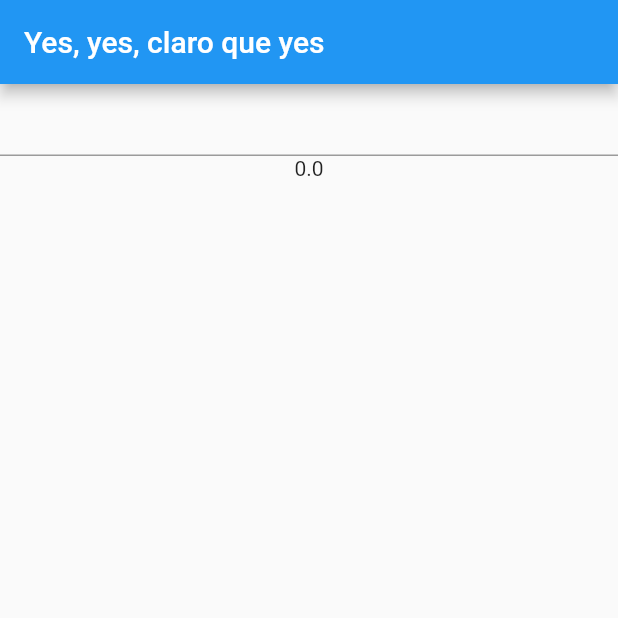
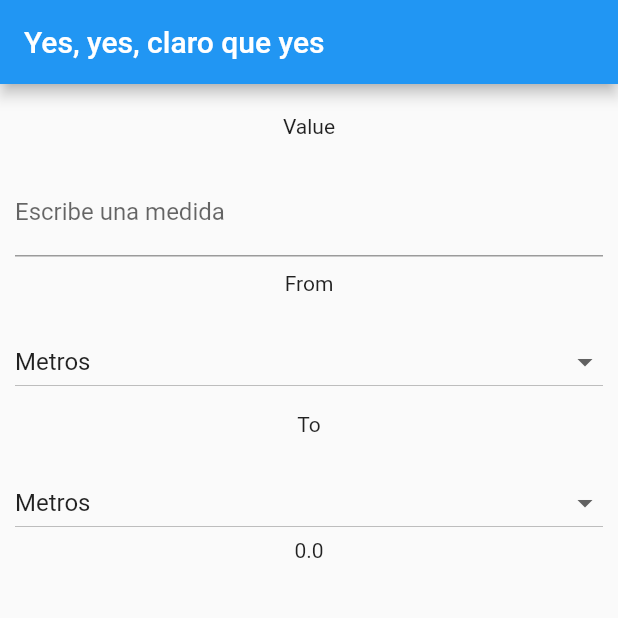
Before and after one commit to jjnorris31/flutter_converter_app, a Flutter app: the screen it shows after launch, on a phone screen of 412 x 824 dp, the top half of it. Run offline on Flutter 3.47's test engine with Material 2 defaults, Android fonts, the phone set to English and light mode, and no system bars.

Commit message:
feat: added main widgets to the main view

```diff
--- a/lib/main.dart
+++ b/lib/main.dart
@@ -12,9 +12,17 @@ class MyApp extends StatefulWidget {
 class MyAppState extends State<MyApp> {
 
   double _numberForm;
+  String _measureForm;
+  List<String> _measures = [
+    'Metros',
+    'Kilómetros',
+    'Millas',
+    'Gramos'
+  ];
 
   void initState() {
     _numberForm = 0;
+    _measureForm = 'Metros';
     super.initState();
   }
 
@@ -38,9 +46,20 @@ class MyAppState extends State<MyApp> {
             title: Text('Yes, yes, claro que yes'),
           ),
           body: Center(
-            child: Column(
+            child: Padding(
+              padding: EdgeInsets.all(10.0),
+              child:  Column(
                 children: [
+                  Center(
+                      child: Padding(
+                        padding: EdgeInsets.only(top: 10.0, bottom: 20.0),
+                        child: Text('Value'),
+                      )
+                  ),
                   TextField(
+                    decoration: InputDecoration(
+                      labelText: 'Escribe una medida',
+                    ),
                     onChanged: (text) {
                       var rv = double.tryParse(text);
                       if (rv != null) {
@@ -50,8 +69,45 @@ class MyAppState extends State<MyApp> {
                       }
                     },
                   ),
-                Text((_numberForm == null) ? '' : _numberForm.toString())
+                  Center(
+                      child: Padding(
+                        padding: EdgeInsets.only(top: 10.0, bottom: 20.0),
+                        child: Text('From'),
+                      )
+                  ),
+                  DropdownButton(
+                    isExpanded: true,
+                    items: _measures.map((String value) {
+                      return DropdownMenuItem<String>(child: Text(value), value: value,);
+                    }).toList(),
+                    value: _measureForm,
+                    onChanged: (newValue) {
+                      setState(() {
+                        _measureForm = newValue;
+                      });
+                    },
+                  ),
+                  Center(
+                      child: Padding(
+                        padding: EdgeInsets.only(top: 10.0, bottom: 20.0),
+                        child: Text('To'),
+                      )
+                  ),
+                  DropdownButton(
+                    isExpanded: true,
+                    items: _measures.map((String value) {
+                      return DropdownMenuItem<String>(child: Text(value), value: value,);
+                    }).toList(),
+                    value: _measureForm,
+                    onChanged: (newValue) {
+                      setState(() {
+                        _measureForm = newValue;
+                      });
+                    },
+                  ),
+                  Text((_numberForm == null) ? '' : _numberForm.toString()),
                 ],
+              ),
             )
           )
       ),
```
Lines whose indentation alone changed are shown as unchanged.
